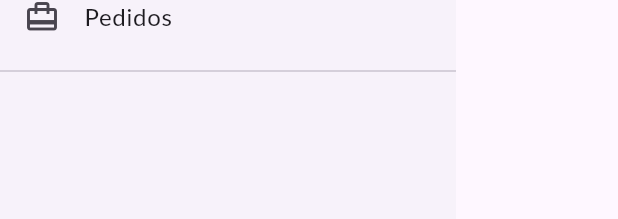
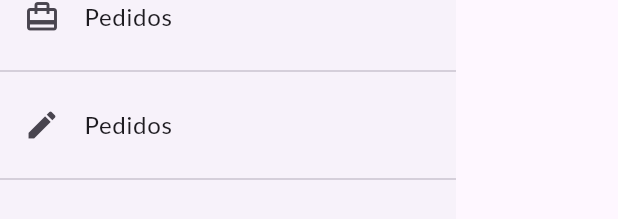
Before and after one commit to absjuniordev/Shop-Easy, a Flutter app: the AppDrawer widget shown alone on an empty page, opened directly, on a phone screen of 412 x 824 dp. Shown: the part 241-460 px from the top of the screen. Run offline on Flutter 3.47's test engine with Material 3 defaults, Android fonts, the phone set to English and light mode, and no system bars; network calls fail; Roboto replaces fonts that are missing (Lato).

```diff
--- a/lib/components/app_drawer.dart
+++ b/lib/components/app_drawer.dart
@@ -34,6 +34,16 @@ class AppDrawer extends StatelessWidget {
             },
           ),
           const Divider(),
+          ListTile(
+            leading: const Icon(Icons.edit),
+            title: const Text('Pedidos'),
+            onTap: () {
+              Navigator.of(context).pushReplacementNamed(
+                AppRoutes.PRODUCTS_PAGE,
+              );
+            },
+          ),
+          const Divider(),
         ],
       ),
     );
--- a/lib/main.dart
+++ b/lib/main.dart
@@ -8,6 +8,7 @@ import 'package:shop/pages/order_page.dart';
 // import 'package:shop/pages/counter_page.dart';
 import 'package:shop/pages/product_datail_page.dart';
 import 'package:shop/pages/products_overview_page.dart';
+import 'package:shop/pages/products_page.dart';
 import 'package:shop/utils/app_routes.dart';
 
 void main() {
@@ -54,6 +55,7 @@ class MainApp extends StatelessWidget {
           AppRoutes.PRODUCT_DETAIL: (context) => const ProductDatailPage(),
           AppRoutes.CART: (context) => const CartPage(),
           AppRoutes.ORDERS: (context) => const OrderPage(),
+          AppRoutes.PRODUCTS_PAGE: (context) => const ProductsPage(),
         },
       ),
     );
--- a/lib/model/cart.dart
+++ b/lib/model/cart.dart
@@ -6,6 +6,7 @@ import 'package:shop/model/product.dart';
 
 class Cart with ChangeNotifier {
   Map<String, CartItem> _items = {};
+
   Map<String, CartItem> get items {
     return {..._items};
   }
--- a/lib/model/product_list.dart
+++ b/lib/model/product_list.dart
@@ -13,6 +13,10 @@ class ProductList with ChangeNotifier {
   void addItem(Product product) {
     _items.add(product);
     notifyListeners();
+  }
+
+  int get itemsCount {
+    return _items.length;
   }
 }
 
--- a/lib/utils/app_routes.dart
+++ b/lib/utils/app_routes.dart
@@ -3,4 +3,5 @@ class AppRoutes {
   static const String PRODUCT_DETAIL = '/product-detail';
   static const String CART = '/cart';
   static const String ORDERS = '/orders';
+  static const String PRODUCTS_PAGE = '/products-page';
 }
```
Also changed, not shown: lib/pages/products_page.dart (added, +28 -0 lines).
